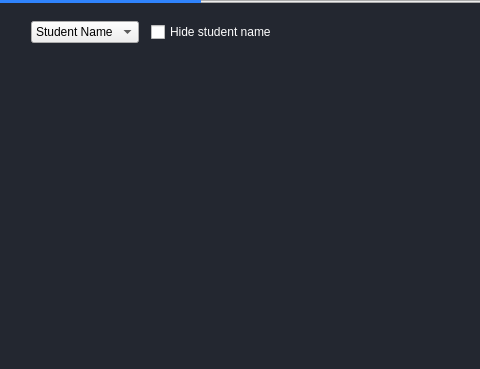
wassgha/TurboGrade, file TurboGrade/ui/gradesubmission.ui: the form before one commit; both pictures show x 0 to 480 and y 0 to 369 of the 841 by 369 pixel window.
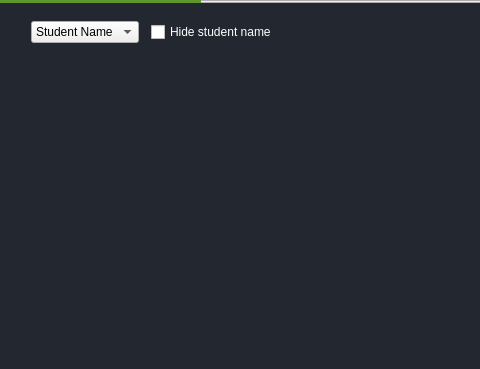
The form after the commit. Icons and pictures are not drawn.

Diff of the .ui file:
```diff
--- a/TurboGrade/ui/gradesubmission.ui
+++ b/TurboGrade/ui/gradesubmission.ui
@@ -42,13 +42,11 @@
 max-height: 3px;
 }
 QProgressBar:horizontal {
-color:white;
 padding: 0px;
 margin: 0px;
 }
 QProgressBar::chunk:horizontal {
-background: rgb(47, 131, 252);
-color: white;
+background: rgb(96, 151, 45);
 padding: 0px;
 margin: 0px;
 }
```
Left out of the diff: 9 changed lines with no effect on the pictures.
